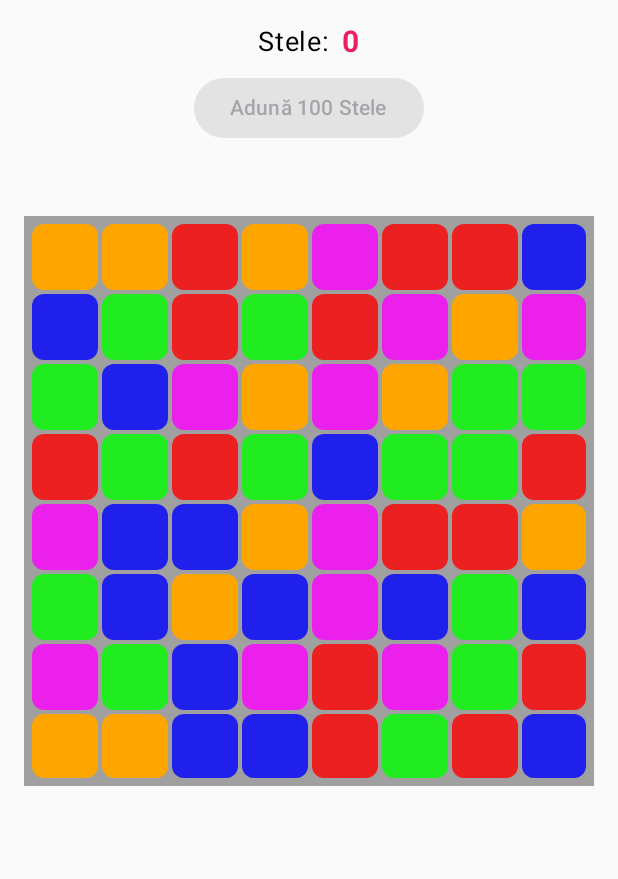
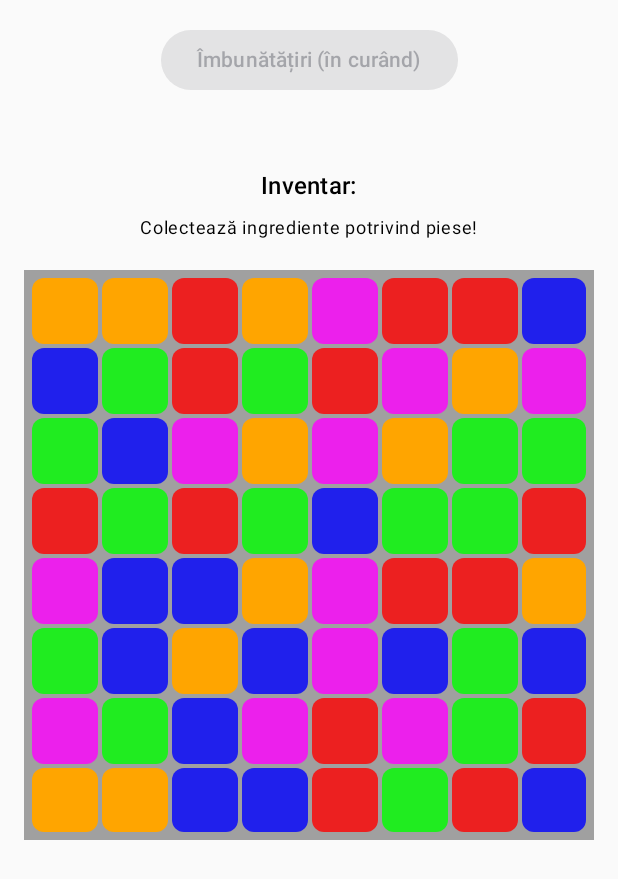
Before and after one commit to nycol332/Match3PuzzleGameCompose, an Android app built with Jetpack Compose: the screen it shows after launch (MainActivity), on a phone screen of 412 x 824 dp. Shown: the top 879 px of the screen. Run offline under Robolectric (Android 15) with nearby library versions, the phone set to English and light mode, and no system bars.

Commit message:
Modifying the score and adding inventory

```diff
--- a/app/src/main/java/com/example/match3puzzlegame/MainActivity.kt
+++ b/app/src/main/java/com/example/match3puzzlegame/MainActivity.kt
@@ -3,6 +3,7 @@ package com.example.match3puzzlegame
 import kotlinx.coroutines.delay // Pentru pauze
 import kotlinx.coroutines.launch // Pentru a porni corutina
 import android.os.Bundle
+import androidx.compose.foundation.shape.CircleShape
 import android.util.Log // Pentru depanare
 import androidx.activity.ComponentActivity
 import androidx.activity.compose.setContent
@@ -52,6 +53,21 @@ val tileColors: Map<Int, Color> = mapOf(
     TILE_TYPE_5 to Color.Magenta.copy(alpha = 0.8f)
 )
 
+
+
+//ACUM
+fun getIngredientName(tileType: Int): String {
+    return when (tileType) {
+        TILE_TYPE_1 -> "Roșii" // Exemplu
+        TILE_TYPE_2 -> "Portocale" // Exemplu
+        TILE_TYPE_3 -> "Afine" // Exemplu
+        TILE_TYPE_4 -> "Mere" // Exemplu
+        TILE_TYPE_5 -> "Vinete" // Exemplu
+        else -> "Necunoscut"
+    }
+}
+
+
 // --- Clasa pentru Poziție ---
 data class TilePosition(val row: Int, val col: Int)
 
@@ -74,7 +90,8 @@ class MainActivity : ComponentActivity() {
 
 @Composable
 fun GameScreen() {
-    var score by remember { mutableStateOf(0) }
+
+    var inventory by remember { mutableStateOf<Map<Int, Int>>(emptyMap()) }
 
     var feedbackMessage by remember { mutableStateOf("") }
 
@@ -85,16 +102,13 @@ fun GameScreen() {
     var isProcessing by remember { mutableStateOf(false) }
 
     val scope = rememberCoroutineScope()
-    // Optimizare stare derivată pentru butonul meta
-    val isMetaButtonEnabled = remember(score) { score >= META_COST }
-    val metaButtonText = remember(score) {
-        if (isMetaButtonEnabled) {
-            "Renovează (Costă $META_COST Stele)"
-        } else {
-            val needed = META_COST - score
-            "Adună $needed Stele"
-        }
-    }
+
+    val isMetaButtonEnabled = false
+
+    val metaButtonText = "Îmbunătățiri (în curând)"
+
+
+
 
     // --- Funcție Helper pentru Adiacență --- *NOU*
     fun areAdjacent(pos1: TilePosition, pos2: TilePosition): Boolean {
@@ -108,7 +122,6 @@ fun GameScreen() {
 
     fun findMatchesOnBoard(targetBoard: List<List<Int>>): Set<TilePosition> {
         val matches = mutableSetOf<TilePosition>()
-        val currentBoard = targetBoard
         for (r in 0 until ROWS) {
             var currentStreak = 1
             var currentType = -1 // Tip invalid inițial
@@ -182,9 +195,9 @@ fun GameScreen() {
         return List(ROWS) { MutableList(COLS) { EMPTY_TILE } } // Sau returnează ultima `candidateBoard`
     }
 
+
     var board by remember {
-        Log.d(TAG, "Initializing board state by calling generateValidInitialBoard()")
-        mutableStateOf(generateValidInitialBoard()) // <-- Linia NOUĂ
+        mutableStateOf(generateValidInitialBoard())
     }
 
 
@@ -240,21 +253,34 @@ fun GameScreen() {
 
             if (matches.isEmpty()) {
                 Log.d(TAG, "No more matches found, ending cascade loop.")
-                if (cascadeCount > 0) { // Afișează scorul total doar dacă a fost cel puțin o potrivire
-                    feedbackMessage = "Total: +$totalPointsThisTurn stele!"
-                }
                 break // Ieși din bucla while dacă nu mai sunt potriviri
             }
             tilesBeingMatched = matches
             cascadeCount++
             Log.d(TAG, "Cascade $cascadeCount: Found ${matches.size} matched tiles.")
 
+
+            val ingredientsEarnedThisMatch = mutableMapOf<Int, Int>()
+            matches.forEach { pos ->
+                if (pos.row in 0 until ROWS && pos.col in 0 until COLS) {
+                    val tileType = currentBoard.getOrNull(pos.row)?.getOrNull(pos.col)
+                    if (tileType != null && tileType != EMPTY_TILE) {
+                        ingredientsEarnedThisMatch[tileType] =
+                            ingredientsEarnedThisMatch.getOrDefault(tileType, 0) + 1
+                    }
+                }
+            }
+            val currentInventory = inventory.toMutableMap()
+            ingredientsEarnedThisMatch.forEach { (ingredientId, quantity) ->
+                currentInventory[ingredientId] =
+                    currentInventory.getOrDefault(ingredientId, 0) + quantity
+            }
+            inventory = currentInventory
+            val feedbackParts =
+                ingredientsEarnedThisMatch.map { "+${it.value} ${getIngredientName(it.key)}" }
+            feedbackMessage =
+                if (cascadeCount > 1) "Cascadă $cascadeCount! ${feedbackParts.joinToString()}" else "Potrivire! ${feedbackParts.joinToString()}"
             // --- 1. Procesează potrivirile (calcul scor, pregătește golirea) ---
-            val pointsEarned = matches.size * 10 * cascadeCount // Bonus simplu pentru cascadă
-            totalPointsThisTurn += pointsEarned
-            score += pointsEarned // Actualizează scorul imediat
-
-            feedbackMessage = if (cascadeCount > 1) "Cascadă $cascadeCount! +$pointsEarned" else "Potrivire! +$pointsEarned"
 
             val boardWithEmptyTiles = currentBoard.map { it.toMutableList() }
             matches.forEach { pos ->
@@ -263,9 +289,9 @@ fun GameScreen() {
                 }
             }
 
+
             // --- 2. Animație dispariție & Actualizare UI ---
             delay(400L) // Așteaptă vizual dispariția (timp similar cu animația CSS)
-
             val boardAfterMatch = currentBoard.map { it.toMutableList() }
             matches.forEach { pos ->
                 if (pos.row in 0 until ROWS && pos.col in 0 until COLS) {
@@ -280,7 +306,6 @@ fun GameScreen() {
 
             // --- 3. Aplică Gravitația ---
             val boardAfterGravity = applyGravityToBoard(currentBoard) // Funcție nouă care returnează tabla modificată
-
             delay(300L)
             board = boardAfterGravity
             currentBoard = boardAfterGravity
@@ -289,7 +314,6 @@ fun GameScreen() {
 
             // ---  Umple spațiile goale ---
             val boardAfterFill = fillEmptyTilesOnBoard(currentBoard) // Funcție nouă care returnează tabla modificată
-
             delay(300L)
             board = boardAfterFill
             currentBoard = boardAfterFill
@@ -299,7 +323,7 @@ fun GameScreen() {
 
 
 
-        // --- Funcție Helper pentru Swap --- *NOU*
+        // --- Funcție Helper pentru Swap ---
     fun swapTiles(pos1: TilePosition, pos2: TilePosition) {
         if (isProcessing) return // Verificare suplimentară
 
@@ -346,26 +370,13 @@ fun GameScreen() {
         modifier = Modifier.fillMaxSize().padding(16.dp),
         horizontalAlignment = Alignment.CenterHorizontally
     ) {
-        // --- Secțiunea Info Joc (rămâne la fel) ---
-        Row(verticalAlignment = Alignment.CenterVertically) {
-            Text(text = "Stele:", fontSize = 18.sp)
-            Spacer(modifier = Modifier.width(8.dp))
-            Text(
-                text = score.toString(),
-                fontSize = 20.sp,
-                fontWeight = FontWeight.Bold,
-                color = Color(0xFFE91E63)
-            )
-        }
-        Spacer(modifier = Modifier.height(8.dp))
-
         // --- Buton Meta (rămâne la fel) ---
         Button(
             onClick = {
                 if (isMetaButtonEnabled) {
-                    score -= META_COST
                     feedbackMessage = "Ai cheltuit $META_COST stele! 🎉"
                 }
+                Log.d(TAG, "Meta Button Clicked (currently disabled)")
             },
             enabled = isMetaButtonEnabled
         ) {
@@ -382,6 +393,38 @@ fun GameScreen() {
             textAlign = TextAlign.Center,
             modifier = Modifier.fillMaxWidth().heightIn(min = 20.dp)
         )
+        Spacer(modifier = Modifier.height(16.dp))
+        Text("Inventar:", style = MaterialTheme.typography.titleMedium)
+        Spacer(modifier = Modifier.height(4.dp))
+        Row(
+            modifier = Modifier.fillMaxWidth().padding(horizontal = 8.dp),
+            horizontalArrangement = Arrangement.SpaceEvenly // Distribuie spațiul
+        ) {
+            inventory.entries.sortedBy { it.key }.forEach { (ingredientId, quantity) ->
+                Column(horizontalAlignment = Alignment.CenterHorizontally) {
+                    // Afișează un indicator vizual (culoarea piesei)
+                    Box(modifier = Modifier
+                        .size(24.dp)
+                        .background(tileColors[ingredientId] ?: Color.Gray, CircleShape) // Cerc colorat
+                    )
+                    // Afișează cantitatea
+                    Text(
+                        text = quantity.toString(),
+                        fontSize = 14.sp,
+                        fontWeight = FontWeight.Bold
+                    )
+                    // Opcional: Afișează numele ingredientului
+                    Text(
+                        text = getIngredientName(ingredientId),
+                        fontSize = 10.sp
+                    )
+                }
+            }
+            // Afișează un mesaj dacă inventarul e gol
+            if (inventory.isEmpty()) {
+                Text("Colectează ingrediente potrivind piese!", fontSize = 12.sp)
+            }
+        }
         Spacer(modifier = Modifier.height(16.dp))
 
 
@@ -448,7 +491,6 @@ fun GameBoard(
             .background(Color(0xFFA0A0A0))
             .padding(4.dp)
     ) {
-
         val tileSize = maxWidth / COLS
         Column {
             board.forEachIndexed { rowIndex, rowData ->
@@ -510,8 +552,8 @@ fun GameTile(
             }
         } else {
             // Opcional: Resetează instant dacă nu dispare (de ex, dacă o potrivire e anulată)
-            // scale.snapTo(1f)
-            // alpha.snapTo(1f)
+             scale.snapTo(1f)
+             alpha.snapTo(1f)
             // Sau animat înapoi, dar snap e probabil mai bun
         }
     }
@@ -528,12 +570,11 @@ fun GameTile(
     } else {
         Modifier
     }
-
     Box(
         modifier = Modifier
             .size(size)
             .padding(1.dp)
-            // *NOU:* Aplică scale și alpha animate folosind graphicsLayer
+            //  Aplică scale și alpha animate folosind graphicsLayer
             .graphicsLayer(
                 scaleX = scale.value,
                 scaleY = scale.value,
```
